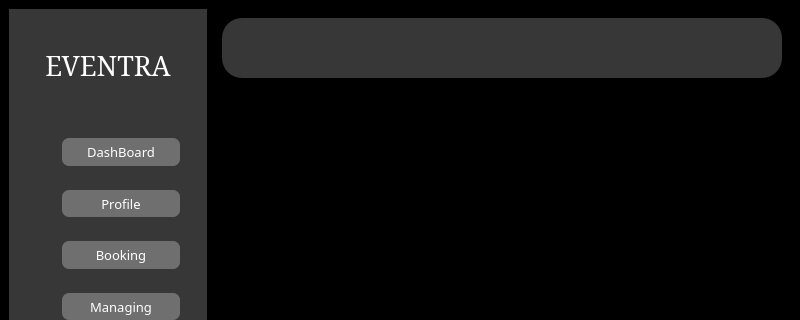
Qt form addvolunteername.ui (Prabin-63/EMS) before a commit; both pictures show x 0 to 800 and y 0 to 320 of the 800 by 600 pixel window.
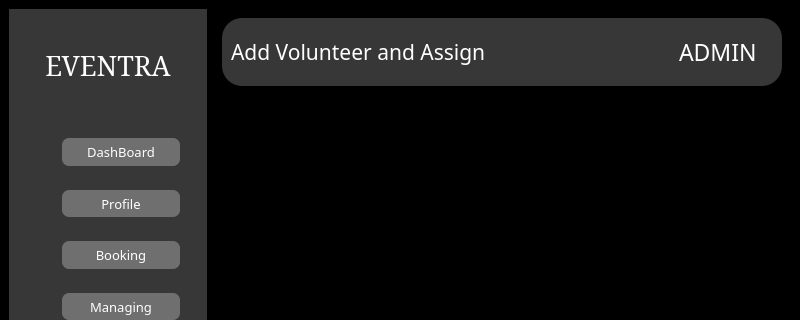
The same form after that commit. Icons and pictures are not drawn.

```diff
--- a/addvolunteername.ui
+++ b/addvolunteername.ui
@@ -649,6 +649,92 @@
               <string notr="true">background-color:rgb(55,55,55);
 border-radius:20px;</string>
              </property>
+             <layout class="QHBoxLayout" name="horizontalLayout_4">
+              <item>
+               <layout class="QHBoxLayout" name="horizontalLayout_3">
+                <item>
+                 <widget class="QLabel" name="label">
+                  <property name="font">
+                   <font>
+                    <family>Sitka</family>
+                    <pointsize>16</pointsize>
+                   </font>
+                  </property>
+                  <property name="styleSheet">
+                   <string notr="true">color:white;</string>
+                  </property>
+                  <property name="text">
+                   <string>Add Volunteer and Assign </string>
+                  </property>
+                 </widget>
+                </item>
+                <item>
+                 <widget class="QWidget" name="widget_5" native="true">
+                  <property name="sizePolicy">
+                   <sizepolicy hsizetype="Fixed" vsizetype="Preferred">
+                    <horstretch>0</horstretch>
+                    <verstretch>0</verstretch>
+                   </sizepolicy>
+                  </property>
+                  <property name="minimumSize">
+                   <size>
+                    <width>155</width>
+                    <height>0</height>
+                   </size>
+                  </property>
+                  <layout class="QHBoxLayout" name="horizontalLayout_6">
+                   <item>
+                    <layout class="QHBoxLayout" name="horizontalLayout_5">
+                     <item>
+                      <widget class="QLabel" name="label_3">
+                       <property name="minimumSize">
+                        <size>
+                         <width>30</width>
+                         <height>30</height>
+                        </size>
+                       </property>
+                       <property name="maximumSize">
+                        <size>
+                         <width>30</width>
+                         <height>30</height>
+                        </size>
+                       </property>
+                       <property name="text">
+                        <string/>
+                       </property>
+                       <property name="pixmap">
+                        <pixmap resource="resources.qrc">:/resources/icons8-name-50.png</pixmap>
+                       </property>
+                       <property name="scaledContents">
+                        <bool>true</bool>
+                       </property>
+                      </widget>
+                     </item>
+                     <item>
+                      <widget class="QLabel" name="label_2">
+                       <property name="font">
+                        <font>
+                         <family>Sitka</family>
+                         <pointsize>17</pointsize>
+                        </font>
+                       </property>
+                       <property name="styleSheet">
+                        <string notr="true">color:white;
+padding-left:10px;</string>
+                       </property>
+                       <property name="text">
+                        <string>ADMIN</string>
+                       </property>
+                      </widget>
+                     </item>
+                    </layout>
+                   </item>
+                  </layout>
+                 </widget>
+                </item>
+               </layout>
+              </item>
+             </layout>
             </widget>
            </item>
            <item>
```
